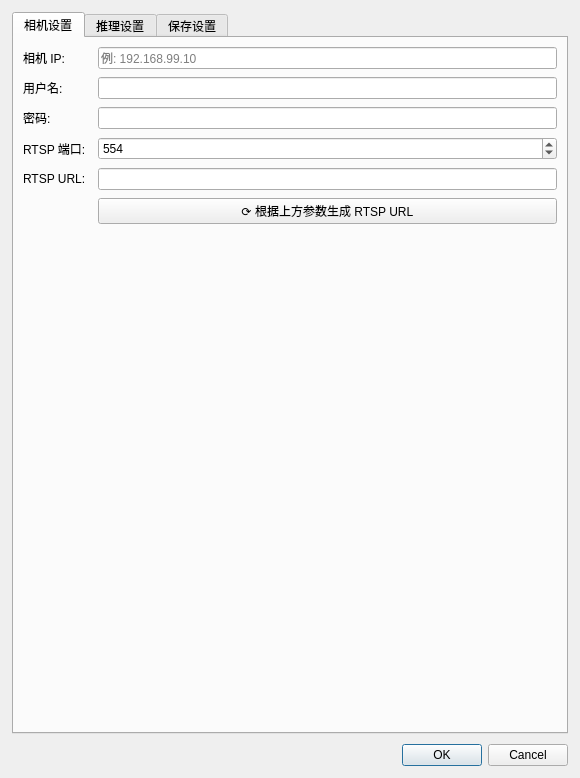
Qt form CameraViewer/src/settingform.ui (froduo/16.ReId) before a commit.
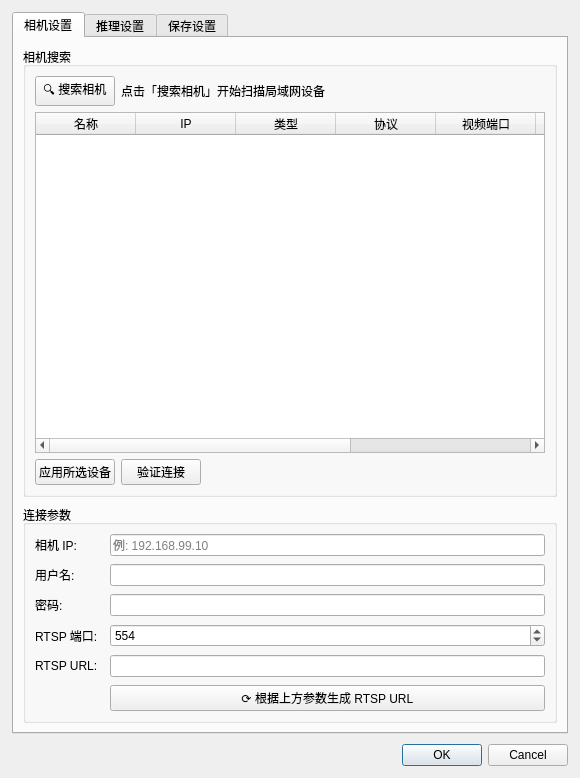
The same form after that commit.

Commit message:
feat(CameraViewer_passenger): Web前端化+相机搜索优化+归档后处理工具
- 相机搜索: 网段指定/多网段、ONVIF WS-Discovery、UDP超时修复、RTSP验证加速
- Web前端: 仪表盘+控制+headless+MJPEG+视频列表+匹配人工确认缩略图
- 归档后处理: 碎片合并/多人拆分/静态误检(postprocess_persons.py)、负样本导出
- 训练部署: OSNet微调、重启训练+条件部署、自动流水线
- 工具脚本: 目录比对/配对/评估/渲染等

Patch:
```diff
--- a/CameraViewer/src/settingform.ui
+++ b/CameraViewer/src/settingform.ui
@@ -28,7 +28,80 @@
       <attribute name="title">
        <string>相机设置</string>
       </attribute>
-      <layout class="QFormLayout" name="cameraFormLayout">
+      <layout class="QVBoxLayout" name="cameraMainLayout">
+        <property name="spacing"><number>8</number></property>
+        <item>
+         <widget class="QGroupBox" name="groupBox_search">
+          <property name="title"><string>相机搜索</string></property>
+          <layout class="QVBoxLayout" name="searchLayout">
+           <property name="spacing"><number>6</number></property>
+           <item>
+            <layout class="QHBoxLayout" name="searchBtnLayout">
+             <item>
+              <widget class="QPushButton" name="btn_searchCameras">
+               <property name="text"><string>🔍 搜索相机</string></property>
+               <property name="toolTip"><string>通过 ACP 广播 + 局域网端口扫描搜索相机设备</string></property>
+              </widget>
+             </item>
+             <item>
+              <widget class="QLabel" name="label_searchStatus">
+               <property name="text"><string>点击「搜索相机」开始扫描局域网设备</string></property>
+              </widget>
+             </item>
+             <item>
+              <spacer name="searchSpacer">
+               <property name="orientation"><enum>Qt::Horizontal</enum></property>
+               <property name="sizeHint" stdset="0"><size><width>40</width><height>20</height></size></property>
+              </spacer>
+             </item>
+            </layout>
+           </item>
+           <item>
+            <widget class="QTableWidget" name="table_devices">
+             <property name="minimumSize"><size><width>0</width><height>140</height></size></property>
+             <property name="editTriggers"><set>QAbstractItemView::NoEditTriggers</set></property>
+             <property name="selectionMode"><enum>QAbstractItemView::SingleSelection</enum></property>
+             <property name="selectionBehavior"><enum>QAbstractItemView::SelectRows</enum></property>
+             <property name="columnCount"><number>8</number></property>
+             <column><property name="text"><string>名称</string></property></column>
+             <column><property name="text"><string>IP</string></property></column>
+             <column><property name="text"><string>类型</string></property></column>
+             <column><property name="text"><string>协议</string></property></column>
+             <column><property name="text"><string>视频端口</string></property></column>
+             <column><property name="text"><string>控制端口</string></property></column>
+             <column><property name="text"><string>账号</string></property></column>
+             <column><property name="text"><string>状态</string></property></column>
+            </widget>
+           </item>
+           <item>
+            <layout class="QHBoxLayout" name="searchActionLayout">
+             <item>
+              <widget class="QPushButton" name="btn_applyDevice">
+               <property name="text"><string>应用所选设备</string></property>
+               <property name="toolTip"><string>将选中的设备参数填充到下方连接参数</string></property>
+              </widget>
+             </item>
+             <item>
+              <widget class="QPushButton" name="btn_verifyDevice">
+               <property name="text"><string>验证连接</string></property>
+               <property name="toolTip"><string>用当前连接参数测试 RTSP 流是否可打开</string></property>
+              </widget>
+             </item>
+             <item>
+              <spacer name="actionSpacer">
+               <property name="orientation"><enum>Qt::Horizontal</enum></property>
+               <property name="sizeHint" stdset="0"><size><width>40</width><height>20</height></size></property>
+              </spacer>
+             </item>
+            </layout>
+           </item>
+          </layout>
+         </widget>
+        </item>
+        <item>
+         <widget class="QGroupBox" name="groupBox_conn">
+          <property name="title"><string>连接参数</string></property>
+          <layout class="QFormLayout" name="cameraFormLayout">
        <property name="horizontalSpacing"><number>12</number></property>
        <property name="verticalSpacing"><number>8</number></property>
        <item row="0" column="0">
@@ -88,6 +161,9 @@
         </widget>
        </item>
       </layout>
+         </widget>
+        </item>
+       </layout>
      </widget>
      <!-- ===== Tab 2: 推理设置 ===== -->
      <widget class="QWidget" name="tabInference">
```
The commit also changes 58 other files.
